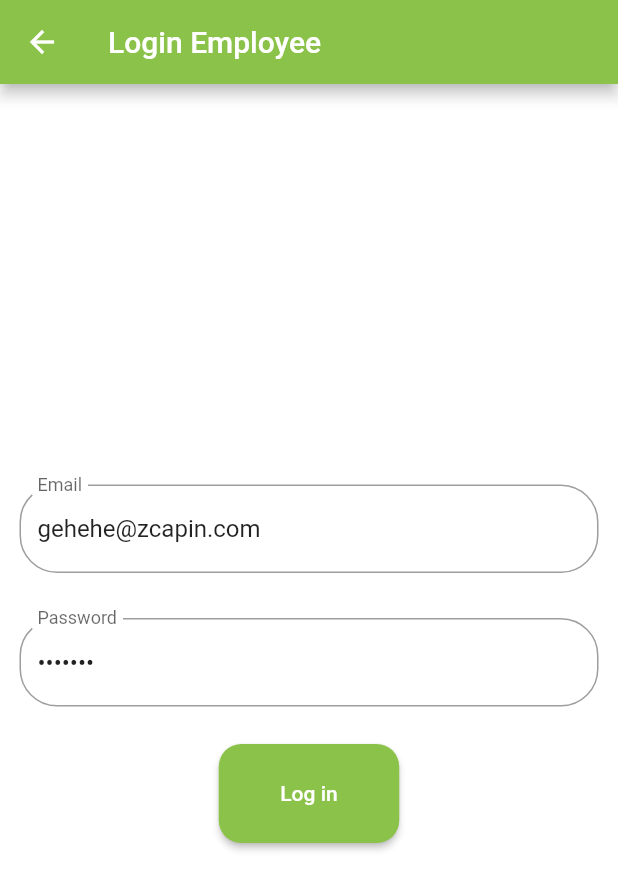
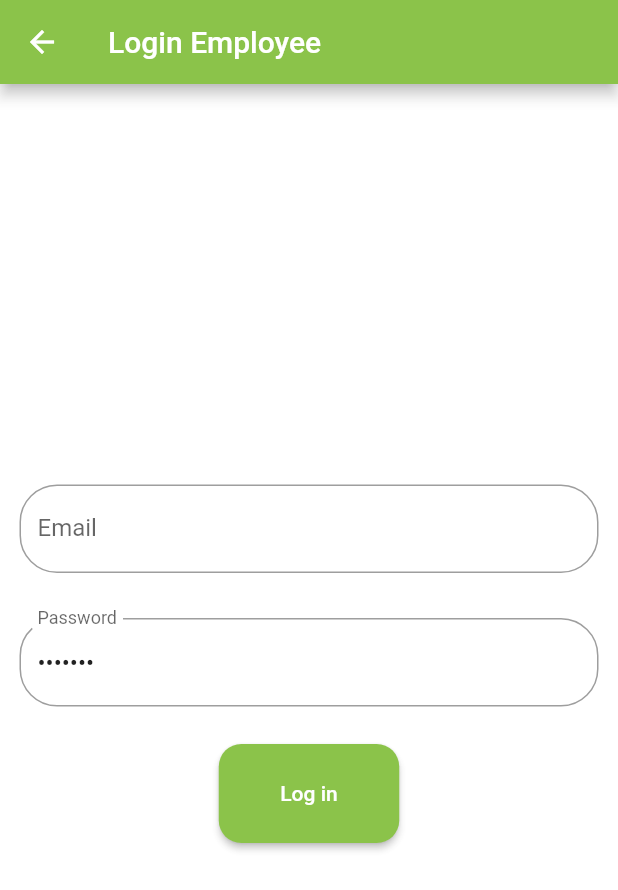
Before and after one commit to zaid13/Agro_POS, a Flutter app: the screen it shows after launch, after a tap on "USER", on a phone screen of 412 x 824 dp. Shown: the top 890 px of the screen. Run offline on Flutter 3.47's test engine with Material 2 defaults, Android fonts, the phone set to English and light mode, and no system bars; drawn by our look-alikes of flutter_form_builder; our stand-ins replace cloud_firestore, device_info, firebase_core, flutter_local_notifications, flutter_slider_drawer, flutter_spinkit and 7 more; missing offline and left inert: multilevel_drawer, path_provider_ex, syncfusion_flutter_pdf; accounts and stored records are empty.

Commit message:
Update login.dart

```diff
--- a/lib/user/auth/login.dart
+++ b/lib/user/auth/login.dart
@@ -57,7 +57,7 @@ bool  isloading = false;
                           name: 'Email',
 
                           // initialValue: 'gehehe@zcapin.com',
-                          controller: TextEditingController(text:'gehehe@zcapin.com' ),
+                          controller: TextEditingController(text:'' ),
                           decoration: InputDecoration(
                             labelText:
                             'Email',
```
